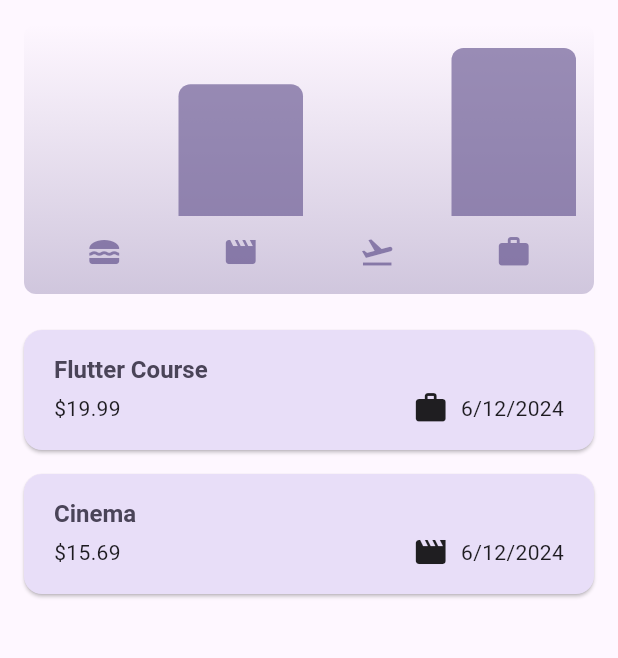
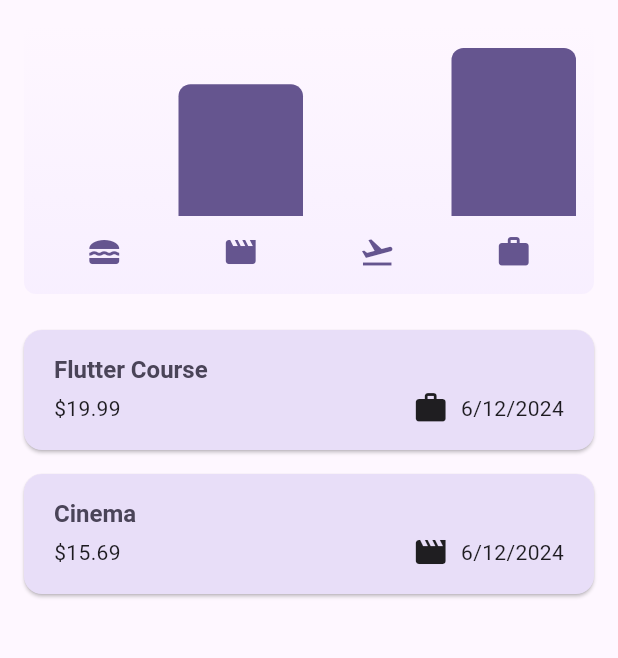
Before and after one commit to prabeshkunwar12/expenses_tracker, a Flutter app: the screen it shows after launch, on a phone screen of 412 x 824 dp, the part 84-742 px from its top. Run offline on Flutter 3.47's test engine with Material 3 defaults, Android fonts, the phone set to English and light mode, and no system bars.

Commit message:
chart theme changed

```diff
--- a/lib/widgets/chart/chart.dart
+++ b/lib/widgets/chart/chart.dart
@@ -46,8 +46,8 @@ class Chart extends StatelessWidget {
         borderRadius: BorderRadius.circular(8),
         gradient: LinearGradient(
           colors: [
-            Theme.of(context).colorScheme.primary.withOpacity(0.3),
-            Theme.of(context).colorScheme.primary.withOpacity(0.0)
+            Theme.of(context).colorScheme.primaryContainer.withOpacity(0.3),
+            Theme.of(context).colorScheme.primaryContainer.withOpacity(0.0)
           ],
           begin: Alignment.bottomCenter,
           end: Alignment.topCenter,
@@ -79,10 +79,7 @@ class Chart extends StatelessWidget {
                         categoryIcons[bucket.category],
                         color: isDarkMode
                             ? Theme.of(context).colorScheme.secondary
-                            : Theme.of(context)
-                                .colorScheme
-                                .primary
-                                .withOpacity(0.7),
+                            : Theme.of(context).colorScheme.primary,
                       ),
                     ),
                   ),
--- a/lib/widgets/chart/chart_bar.dart
+++ b/lib/widgets/chart/chart_bar.dart
@@ -24,7 +24,7 @@ class ChartBar extends StatelessWidget {
                   const BorderRadius.vertical(top: Radius.circular(8)),
               color: isDarkMode
                   ? Theme.of(context).colorScheme.secondary
-                  : Theme.of(context).colorScheme.primary.withOpacity(0.65),
+                  : Theme.of(context).colorScheme.primary,
             ),
           ),
         ),
```
